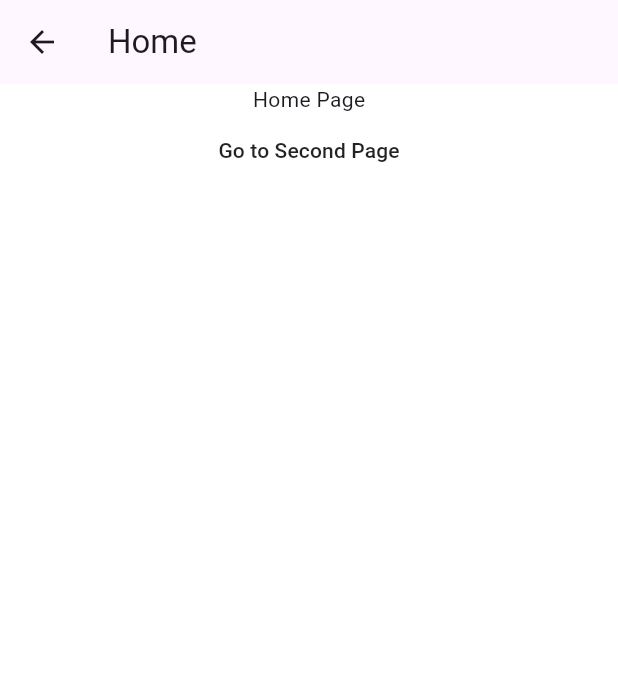
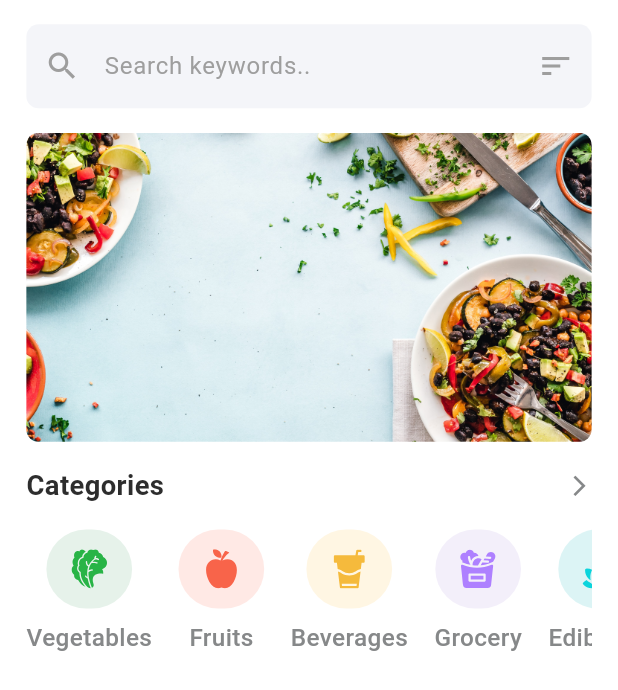
Before and after one commit to MOHAMD-ASHRAF/big_cart, a Flutter app: the HomePage screen opened by its route, on a phone screen of 412 x 824 dp. Shown: the top 690 px of the screen. Run offline on Flutter 3.47's test engine with Material 3 defaults, Android fonts, the phone set to English and light mode, and no system bars; our stand-ins replace flutter_screenutil, flutter_svg, flutter_switch, google_fonts; Roboto replaces fonts that are missing (Cairo).

Commit message:
categories of home finish ui

```diff
--- a/lib/core/constants/app_assets.dart
+++ b/lib/core/constants/app_assets.dart
@@ -10,12 +10,19 @@ abstract class AppAssets {
   static const String secondImage = 'assets/image/second_image.png';
   static const String thirdImage = 'assets/image/thired_image.png';
   static const String welcomeImage = 'assets/image/login.jpg';
-
-  //****************************************************************************
+  static const String offerImage = 'assets/image/offer.png';
 
 //******************************* VECTORS ************************************
   static const String google = 'assets/vectors/google.svg';
   static const String person = 'assets/vectors/person.svg';
+  static const String vegetable = 'assets/vectors/vegetables.svg';
+  static const String fruits = 'assets/vectors/Fruits.svg';
+  static const String beverages = 'assets/vectors/Beverages.svg';
+  static const String grocery = 'assets/vectors/grocery.svg';
+  static const String edibleOil = 'assets/vectors/edibleOil.svg';
+  static const String household = 'assets/vectors/Household.svg';
+  static const String babyCare = 'assets/vectors/Babycare.svg';
+
 
 
   //***************************** LOTTIE FILES *********************************
--- /dev/null
+++ b/lib/core/enums/categories.dart
@@ -0,0 +1,75 @@
+import 'dart:ui';
+import '../constants/app_assets.dart';
+import '../theming/app_colors.dart';
+/// by : mohamed ashraf
+enum Categories {
+  vegetables,
+  fruits,
+  beverages,
+  grocery,
+  edibleOil,
+household,
+  babyCare,
+}
+
+extension GetApprovalStatusName on Categories {
+  String get getName {
+    switch (this) {
+      case Categories.vegetables:
+        return 'Vegetables';
+      case Categories.fruits:
+        return 'Fruits';
+      case Categories.beverages:
+        return 'Beverages';
+      case Categories.grocery:
+        return 'Grocery';
+      case Categories.edibleOil:
+        return 'Edible Oil';
+      case Categories.household:
+        return 'Household';
+      case Categories.babyCare:
+        return 'Baby Care';
+      }
+  }
+}
+
+extension GetRequestColor on Categories {
+  Color get getColor {
+    switch (this) {
+      case Categories.vegetables:
+        return AppColors.vegetables;
+      case Categories.fruits:
+        return AppColors.fruits;
+      case Categories.beverages:
+        return AppColors.beverages;
+      case Categories.grocery:
+        return AppColors.grocery;
+      case Categories.edibleOil:
+        return AppColors.edibleOil;
+      case Categories.household:
+        return AppColors.household;
+      case Categories.babyCare:
+        return AppColors.babyCare;
+    }
+  }
+}
+extension GetAsset on Categories {
+  String get getAsset {
+    switch (this) {
+      case Categories.vegetables:
+        return AppAssets.vegetable;
+      case Categories.fruits:
+        return AppAssets.fruits;
+      case Categories.beverages:
+        return AppAssets.beverages;
+      case Categories.grocery:
+        return AppAssets.grocery;
+      case Categories.edibleOil:
+        return AppAssets.edibleOil;
+      case Categories.household:
+        return AppAssets.household;
+      case Categories.babyCare:
+        return AppAssets.babyCare;
+    }
+  }
+}
--- a/lib/core/theming/app_colors.dart
+++ b/lib/core/theming/app_colors.dart
@@ -2,14 +2,23 @@ import 'dart:ui';
 
 import 'package:flutter/material.dart';
 
-class AppColors{
-  static const Color background= Color(0xffF4F5F9);
-  static const Color black= Colors.black;
-  static const Color primary= Color(0xffAEDC81);
-  static const Color primaryDark= Color(0xff6CC51D);
-  static const Color primaryLight= Color(0xffEBFFD7);
-  static const Color text= Color(0xff2D2D2D);
-  static const Color gray= Color(0xff868889);
-  static const Color lightGray= Color(0xffDCDCDC);
+class AppColors {
+  static const Color background = Color(0xffF4F5F9);
+  static const Color black = Colors.black;
+  static const Color primary = Color(0xffAEDC81);
+  static const Color primaryDark = Color(0xff6CC51D);
+  static const Color primaryLight = Color(0xffEBFFD7);
+  static const Color text = Color(0xff2D2D2D);
+  static const Color gray = Color(0xff868889);
+  static const Color lightGray = Color(0xffDCDCDC);
+  static const Color moreLightGray = Color(0xffF4F5F9);
 
+  /// categories
+  static const Color vegetables = Color(0xffE6F2EA);
+  static const Color fruits = Color(0xffFFE9E5);
+  static const Color beverages = Color(0xffFFF6E3);
+  static const Color grocery = Color(0xffF3EFFA);
+  static const Color edibleOil = Color(0xffDCF4F5);
+  static const Color household = Color(0xffFFE8F2);
+  static const Color babyCare = Color(0xffD2EFFF);
 }
--- a/lib/core/widgets/app_text_form_field.dart
+++ b/lib/core/widgets/app_text_form_field.dart
@@ -4,8 +4,8 @@ import 'package:flutter_screenutil/flutter_screenutil.dart';
 import '../theming/app_colors.dart';
 import '../theming/app_text_styles.dart';
 
-class AppTextFormFeild extends StatelessWidget {
-  const AppTextFormFeild(
+class AppTextFormField extends StatelessWidget {
+  const AppTextFormField(
       {super.key,
       this.contentPadding,
       this.focusedBorder,
--- a/lib/core/widgets/custom_text_form_field.dart
+++ b/lib/core/widgets/custom_text_form_field.dart
@@ -5,14 +5,18 @@ import 'package:flutter_screenutil/flutter_screenutil.dart';
 class CustomTextFormField extends StatefulWidget {
   final String hintText;
   final IconData prefixIcon;
+  final IconData? suffixIcon;
   final bool isPassword;
+ final  Color? fillColor;
 
   const CustomTextFormField({
-    Key? key,
+    super.key,
     required this.hintText,
     required this.prefixIcon,
+    this.suffixIcon,
     this.isPassword = false,
-  }) : super(key: key);
+    this.fillColor,
+  });
 
   @override
   _CustomTextFormFieldState createState() => _CustomTextFormFieldState();
@@ -27,7 +31,7 @@ class _CustomTextFormFieldState extends State<CustomTextFormField> {
       obscureText: widget.isPassword ? _obscureText : false,
       decoration: InputDecoration(
         filled: true,
-        fillColor: Colors.white,
+        fillColor: widget.fillColor ?? Colors.white,
         hintText: widget.hintText,
         hintStyle: const TextStyle(color: Colors.grey),
         prefixIcon: Icon(widget.prefixIcon, color: Colors.grey),
@@ -43,7 +47,7 @@ class _CustomTextFormFieldState extends State<CustomTextFormField> {
             });
           },
         )
-            : null,
+            : Icon(widget.suffixIcon, color: Colors.grey),
         border: OutlineInputBorder(
           borderRadius: BorderRadius.circular(8.r),
           borderSide: BorderSide.none,
--- a/lib/features/home/ui/pages/home_page.dart
+++ b/lib/features/home/ui/pages/home_page.dart
@@ -1,7 +1,15 @@
 import 'package:big_cart/core/helpers/extesions.dart';
 import 'package:flutter/material.dart';
+import 'package:flutter_screenutil/flutter_screenutil.dart';
+import 'package:flutter_svg/flutter_svg.dart';
+import '../../../../core/constants/app_assets.dart';
+import '../../../../core/enums/categories.dart';
 import '../../../../core/routing/routes.dart';
-
+import '../../../../core/theming/app_colors.dart';
+import '../../../../core/theming/app_text_styles.dart';
+import '../../../../core/widgets/custom_text_form_field.dart';
+import '../widgets/categories_item.dart';
+import '../widgets/categories_text_widget.dart';
 
 class HomePage extends StatelessWidget {
   const HomePage({super.key});
@@ -9,17 +17,49 @@ class HomePage extends StatelessWidget {
   @override
   Widget build(BuildContext context) {
     return Scaffold(
-      appBar: AppBar(
-        title: const Text('Home'),
-      ),
-      body:  Center(
-        child: Column(
-          children: [
-            Text('Home Page'),
-            MaterialButton(onPressed: (){
-              context.pushNamed(Routes.onBoardingPage);
-            }, child: Text('Go to Second Page'))
-          ],
+      body: SafeArea(
+        child: Padding(
+          padding: EdgeInsets.only(left: 16.w, right: 16.w, top: 16.h),
+          child: Column(
+            children: [
+              const CustomTextFormField(
+                hintText: 'Search keywords..',
+                prefixIcon: Icons.search,
+                fillColor: AppColors.moreLightGray,
+                suffixIcon: Icons.sort,
+              ),
+              SizedBox(height: 16.h),
+              Container(
+                width: double.infinity,
+                height: MediaQuery.of(context).size.height * 0.25,
+                decoration: BoxDecoration(
+                  borderRadius: BorderRadius.circular(8.r),
+                  // Use any radius you prefer
+                  image: const DecorationImage(
+                    image: AssetImage(AppAssets.offerImage),
+                    fit: BoxFit.cover,
+                  ),
+                ),
+              ),
+              SizedBox(height: 16.h),
+              const CategoriesTextWidget(
+                title: 'Categories',
+                //onTap: () => Navigator.pushNamed(context, Routes.categories),
+              ),
+              SizedBox(height: 16.h),
+              Expanded(
+                child: ListView.separated(
+                  itemCount: Categories.values.length,
+                  scrollDirection: Axis.horizontal,
+                  separatorBuilder: (context, index) => SizedBox(width: 16.w),
+                  itemBuilder: (context, index) => CategoriesItem(
+                      title: Categories.values[index].getName,
+                      image: Categories.values[index].getAsset,
+                      color: Categories.values[index].getColor),
+                ),
+              ),
+            ],
+          ),
         ),
       ),
     );
--- /dev/null
+++ b/lib/features/home/ui/widgets/categories_item.dart
@@ -0,0 +1,42 @@
+import 'package:flutter/material.dart';
+import 'package:flutter_screenutil/flutter_screenutil.dart';
+import 'package:flutter_svg/svg.dart';
+
+import '../../../../core/constants/app_assets.dart';
+import '../../../../core/theming/app_colors.dart';
+import '../../../../core/theming/app_text_styles.dart';
+
+class CategoriesItem extends StatelessWidget {
+  const CategoriesItem({
+    super.key,
+    required this.title,
+    required this.color,
+    required this.image,
+  });
+  final String title;
+  final Color color;
+  final String image;
+
+  @override
+  Widget build(BuildContext context) {
+    return Column(
+      children: [
+        Container(
+          padding: EdgeInsets.all(12.w),
+          width: 52.w,
+          height: 52.h,
+          decoration: BoxDecoration(
+            borderRadius: BorderRadius.all(Radius.circular(100.r)),
+            color: color,
+          ),
+          child: SvgPicture.asset(image),
+        ),
+        SizedBox(height: 8.h),
+        Text(
+          title,
+          style: AppTextStyles.font16GrayCairoMedium,
+        )
+      ],
+    );
+  }
+}
--- /dev/null
+++ b/lib/features/home/ui/widgets/categories_text_widget.dart
@@ -0,0 +1,34 @@
+import 'package:flutter/material.dart';
+import 'package:flutter_screenutil/flutter_screenutil.dart';
+
+import '../../../../core/theming/app_colors.dart';
+import '../../../../core/theming/app_text_styles.dart';
+
+class CategoriesTextWidget extends StatelessWidget {
+  const CategoriesTextWidget({
+    super.key,
+    required this.title,
+    this.onTap,
+  });
+
+  final String title;
+  final void Function()? onTap;
+
+  @override
+  Widget build(BuildContext context) {
+    return Row(mainAxisAlignment: MainAxisAlignment.spaceBetween, children: [
+      Text(
+        title,
+        style: AppTextStyles.font18BlackSemiBoldCairo,
+      ),
+      GestureDetector(
+        onTap: onTap,
+        child: Icon(
+          Icons.arrow_forward_ios,
+          color: AppColors.gray,
+          size: 16.sp,
+        ),
+      )
+    ]);
+  }
+}
```
Also changed, not shown: assets/image/offer.png (added), assets/vectors/Babycare.svg (added), assets/vectors/Beverages.svg (added), assets/vectors/Fruits.svg (added), assets/vectors/Household.svg (added), assets/vectors/edibleOil.svg (added), assets/vectors/grocery.svg (added), assets/vectors/vegetables.svg (added).
